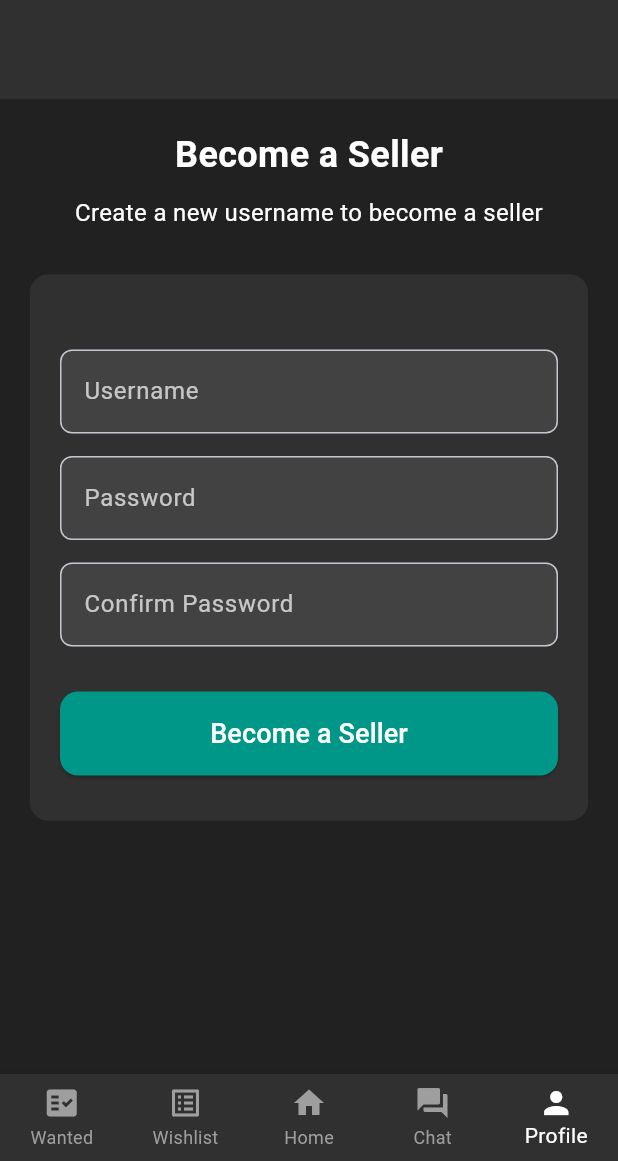
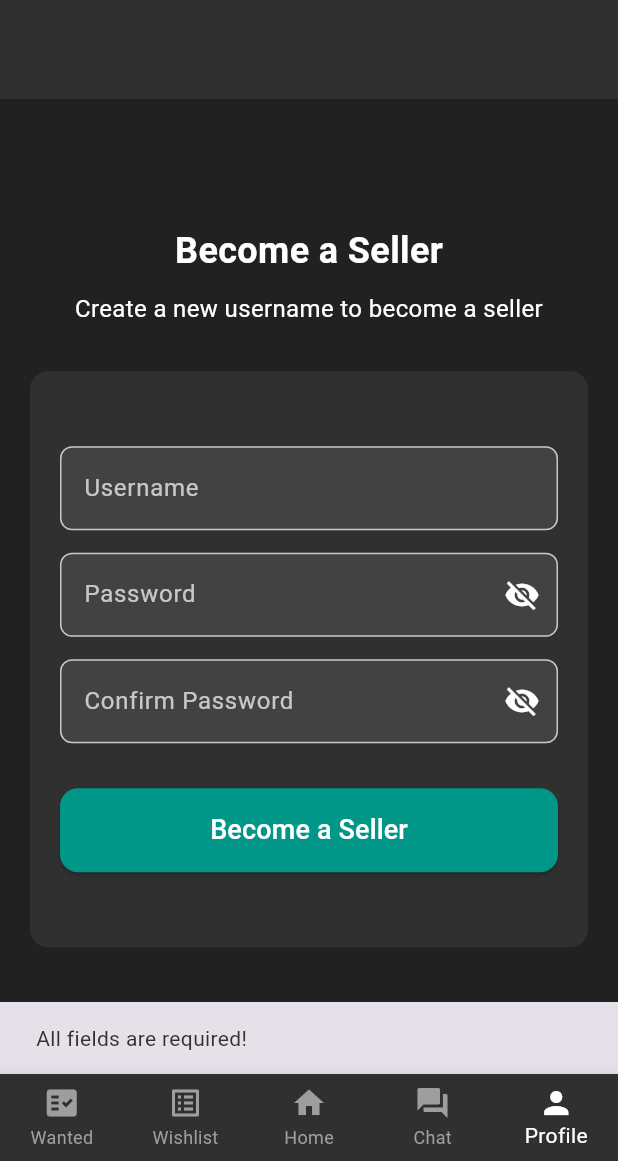
Before and after one commit to Joshuarupasinghe/bio_boost, a Flutter app: the screen it shows after launch, item 5 of the bottom bar chosen, after a tap on "Become a Seller", on a phone screen of 412 x 824 dp, the part 75-1236 px from its top. Run offline on Flutter 3.47's test engine with Material 3 defaults, Android fonts, the phone set to English and light mode, and no system bars; our stand-ins replace cloud_firestore, firebase_auth, firebase_core, fluttertoast, image_picker; accounts and stored records are empty.

Commit message:
Added Backend
Become seller sign up - done
Wanted Sales - done

```diff
--- a/lib/main.dart
+++ b/lib/main.dart
@@ -2,12 +2,11 @@ import 'package:flutter/material.dart';
 import 'package:firebase_core/firebase_core.dart';
 import 'firebase_options.dart';
 import './screens/home.dart';
+import './screens/profile_company.dart';
 
 Future<void> main() async {
   WidgetsFlutterBinding.ensureInitialized();
-  await Firebase.initializeApp(
-    options: DefaultFirebaseOptions.currentPlatform,
-  );
+  await Firebase.initializeApp(options: DefaultFirebaseOptions.currentPlatform);
   runApp(const MyApp());
 }
 
@@ -34,6 +33,8 @@ class MyApp extends StatelessWidget {
       debugShowCheckedModeBanner: false,
       home: const HomePage(),
 
+      // ✅ Add Named Routes
+      routes: {'/profile_company': (context) => const CompanyProfilePage()},
     );
   }
 }
--- /dev/null
+++ b/lib/models/seller_model.dart
@@ -0,0 +1,30 @@
+class SellerModel {
+  final String uid;
+  final String username;
+  final String email;
+
+  SellerModel({required this.uid, required this.username, required this.email});
+
+  // Convert to Map (for Firestore)
+  Map<String, dynamic> toMap() {
+    return {'uid': uid, 'username': username, 'email': email};
+  }
+
+  // Convert from Map (for Firestore retrieval)
+  factory SellerModel.fromMap(Map<String, dynamic> map) {
+    return SellerModel(
+      uid: map['uid'] ?? '',
+      username: map['username'] ?? '',
+      email: map['email'] ?? '',
+    );
+  }
+
+  // CopyWith for updating values
+  SellerModel copyWith({String? uid, String? username, String? email}) {
+    return SellerModel(
+      uid: uid ?? this.uid,
+      username: username ?? this.username,
+      email: email ?? this.email,
+    );
+  }
+}
--- a/lib/models/user_model.dart
+++ b/lib/models/user_model.dart
@@ -8,6 +8,7 @@ class UserModel {
   final String address;
   final String district;
   final String city;
+  final String role; // New field: 'buyer' or 'seller'
 
   UserModel({
     required this.uid,
@@ -19,6 +20,7 @@ class UserModel {
     required this.address,
     required this.district,
     required this.city,
+    required this.role,
   });
 
   // Convert UserModel to Map (for Firestore storing)
@@ -33,6 +35,7 @@ class UserModel {
       'address': address,
       'district': district,
       'city': city,
+      'role': role,
     };
   }
 
@@ -48,6 +51,7 @@ class UserModel {
       address: map['address'],
       district: map['district'],
       city: map['city'],
+      role: map['role'] ?? 'seller', // Default to 'seller' if not provided
     );
   }
 
@@ -62,6 +66,7 @@ class UserModel {
     String? address,
     String? district,
     String? city,
+    String? role,
   }) {
     return UserModel(
       uid: uid ?? this.uid,
@@ -73,6 +78,7 @@ class UserModel {
       address: address ?? this.address,
       district: district ?? this.district,
       city: city ?? this.city,
+      role: role ?? this.role,
     );
   }
 }
--- a/lib/screens/Add_MyServices.dart
+++ b/lib/screens/Add_MyServices.dart
@@ -1,6 +1,7 @@
 import 'package:flutter/material.dart';
 import 'package:fluttertoast/fluttertoast.dart';
 import '../services/service_request_service.dart';
+import '../services/wanted_sales_service.dart';
 
 class AddMyServicesPage extends StatefulWidget {
   @override
@@ -19,6 +20,8 @@ class _AddMyServicesPageState extends State<AddMyServicesPage> {
     "Maize and Other Cereal Residues",
     "Banana Plant Waste",
   ];
+
+  final WantedSalesService _wantedSalesService = WantedSalesService();
 
   final ServiceRequestService _serviceRequestService = ServiceRequestService();
 
--- a/lib/screens/become_seller.dart
+++ b/lib/screens/become_seller.dart
@@ -1,7 +1,75 @@
 import 'package:flutter/material.dart';
+import 'package:firebase_auth/firebase_auth.dart';
+import '../services/seller_auth_service.dart';
 
-class BecomeSellerPage extends StatelessWidget {
+class BecomeSellerPage extends StatefulWidget {
   const BecomeSellerPage({super.key});
+
+  @override
+  _BecomeSellerPageState createState() => _BecomeSellerPageState();
+}
+
+class _BecomeSellerPageState extends State<BecomeSellerPage> {
+  final TextEditingController _usernameController = TextEditingController();
+  final TextEditingController _passwordController = TextEditingController();
+  final TextEditingController _confirmPasswordController =
+      TextEditingController();
+  final SellerAuthService _sellerAuthService = SellerAuthService();
+  bool _isPasswordVisible = false;
+  bool _isConfirmPasswordVisible = false;
+
+  // Track the status messages
+  String authStatus = "";
+  String sellerDataStatus = "";
+
+  /// **Register Seller**
+  void _registerSeller() async {
+    String username = _usernameController.text.trim();
+    String password = _passwordController.text.trim();
+    String confirmPassword = _confirmPasswordController.text.trim();
+
+    if (username.isEmpty || password.isEmpty || confirmPassword.isEmpty) {
+      ScaffoldMessenger.of(
+        context,
+      ).showSnackBar(const SnackBar(content: Text('All fields are required!')));
+      return;
+    }
+
+    if (password != confirmPassword) {
+      ScaffoldMessenger.of(
+        context,
+      ).showSnackBar(const SnackBar(content: Text('Passwords do not match!')));
+      return;
+    }
+
+    // Show initial message
+    setState(() {
+      authStatus = "Attempting sign-up for: $username";
+    });
+
+    await Future.delayed(Duration(milliseconds: 500)); // Allow UI update
+
+    // Expecting a `User?` instead of a `String?`
+    User? user = await _sellerAuthService.signUpSeller(username, password);
+
+    if (user != null) {
+      // Show success message and delay before navigation
+      ScaffoldMessenger.of(context).showSnackBar(
+        const SnackBar(content: Text('Seller registered successfully!')),
+      );
+
+      await Future.delayed(Duration(seconds: 2)); // Delay before navigating
+      Navigator.pushReplacementNamed(context, '/profile_company');
+    } else {
+      // If sign-up fails, update status
+      setState(() {
+        authStatus = "❌ Registration failed. Try again!";
+      });
+      ScaffoldMessenger.of(context).showSnackBar(
+        const SnackBar(content: Text('Registration failed. Try again!')),
+      );
+    }
+  }
 
   @override
   Widget build(BuildContext context) {
@@ -9,6 +77,8 @@ class BecomeSellerPage extends StatelessWidget {
       backgroundColor: Colors.grey[900],
       appBar: AppBar(backgroundColor: Colors.grey[850]),
       body: Center(
+        child: SingleChildScrollView(
+          // Wrapped in SingleChildScrollView
           child: Padding(
             padding: const EdgeInsets.all(20.0),
             child: Column(
@@ -34,7 +104,7 @@ class BecomeSellerPage extends StatelessWidget {
                   padding: const EdgeInsets.symmetric(
                     horizontal: 20,
                     vertical: 30,
-                ), // Added vertical padding
+                  ),
                   decoration: BoxDecoration(
                     color: Colors.grey[850],
                     borderRadius: BorderRadius.circular(12),
@@ -42,32 +112,64 @@ class BecomeSellerPage extends StatelessWidget {
                   child: Column(
                     crossAxisAlignment: CrossAxisAlignment.start,
                     children: [
-                    const SizedBox(
-                      height: 20,
-                    ), // Moves form inside the box down
-                    _buildTextField("Username"),
+                      const SizedBox(height: 20),
+                      _buildTextField("Username", _usernameController),
                       const SizedBox(height: 15),
-                    _buildTextField("Password", isPassword: true),
+                      _buildPasswordField(
+                        "Password",
+                        _passwordController,
+                        _isPasswordVisible,
+                        (value) {
+                          setState(() {
+                            _isPasswordVisible = value;
+                          });
+                        },
+                      ),
                       const SizedBox(height: 15),
-                    _buildTextField("Confirm Password", isPassword: true),
-                    const SizedBox(height: 30), // Moves the button down
+                      _buildPasswordField(
+                        "Confirm Password",
+                        _confirmPasswordController,
+                        _isConfirmPasswordVisible,
+                        (value) {
+                          setState(() {
+                            _isConfirmPasswordVisible = value;
+                          });
+                        },
+                      ),
+                      const SizedBox(height: 30),
                       SizedBox(
                         width: double.infinity,
                         child: ElevatedButton(
-                        onPressed: () {},
+                          onPressed: _registerSeller,
                           style: ElevatedButton.styleFrom(
-                          backgroundColor: Colors.teal, // Button color
+                            backgroundColor: Colors.teal,
                             padding: const EdgeInsets.all(15),
                             shape: RoundedRectangleBorder(
-                            borderRadius: BorderRadius.circular(
-                              12,
-                            ), // Curved edges
+                              borderRadius: BorderRadius.circular(12),
                             ),
                           ),
                           child: const Text(
                             "Become a Seller",
                             style: TextStyle(fontSize: 18, color: Colors.white),
                           ),
+                        ),
+                      ),
+                      const SizedBox(height: 20),
+                      // Display the status messages
+                      if (authStatus.isNotEmpty)
+                        Text(
+                          authStatus,
+                          style: const TextStyle(
+                            fontSize: 16,
+                            color: Colors.white,
+                          ),
+                        ),
+                      if (sellerDataStatus.isNotEmpty)
+                        Text(
+                          sellerDataStatus,
+                          style: const TextStyle(
+                            fontSize: 16,
+                            color: Colors.white,
                           ),
                         ),
                     ],
@@ -77,23 +179,51 @@ class BecomeSellerPage extends StatelessWidget {
             ),
           ),
         ),
+      ),
     );
   }
 
-  Widget _buildTextField(String label, {bool isPassword = false}) {
+  // Helper method to build a password field with visibility toggle
+  Widget _buildPasswordField(
+    String label,
+    TextEditingController controller,
+    bool isPasswordVisible,
+    Function(bool) onVisibilityChanged,
+  ) {
     return TextField(
-      obscureText: isPassword,
+      controller: controller,
+      obscureText: !isPasswordVisible,
       style: const TextStyle(color: Colors.white),
       decoration: InputDecoration(
         labelText: label,
         labelStyle: const TextStyle(color: Colors.white70),
         filled: true,
         fillColor: Colors.grey[800],
-        border: OutlineInputBorder(
-          borderRadius: BorderRadius.circular(8), // Curved text field
+        border: OutlineInputBorder(borderRadius: BorderRadius.circular(8)),
+        suffixIcon: IconButton(
+          icon: Icon(
+            isPasswordVisible ? Icons.visibility : Icons.visibility_off,
+            color: Colors.white,
+          ),
+          onPressed: () {
+            onVisibilityChanged(!isPasswordVisible);
+          },
         ),
       ),
     );
   }
 
+  Widget _buildTextField(String label, TextEditingController controller) {
+    return TextField(
+      controller: controller,
+      style: const TextStyle(color: Colors.white),
+      decoration: InputDecoration(
+        labelText: label,
+        labelStyle: const TextStyle(color: Colors.white70),
+        filled: true,
+        fillColor: Colors.grey[800],
+        border: OutlineInputBorder(borderRadius: BorderRadius.circular(8)),
+      ),
+    );
   }
+}
--- a/lib/screens/profile_company.dart
+++ b/lib/screens/profile_company.dart
@@ -3,6 +3,7 @@ import 'package:bio_boost/screens/wishlist.dart';
 import 'package:flutter/material.dart';
 
 class CompanyProfilePage extends StatelessWidget {
+  const CompanyProfilePage({super.key}); // Add this line
   @override
   Widget build(BuildContext context) {
     return Scaffold(
```
Also changed, not shown: lib/models/wanted_sales_model.dart (added, +37 -0 lines), lib/screens/sign_up.dart (+53 -21 lines), lib/screens/wanted_sales.dart (+143 -183 lines), lib/services/seller_auth_service.dart (added, +51 -0 lines), lib/services/service_request_service.dart (+8 -0 lines), lib/services/wanted_sales_service.dart (added, +25 -0 lines). Lines whose indentation alone changed are shown as unchanged.
